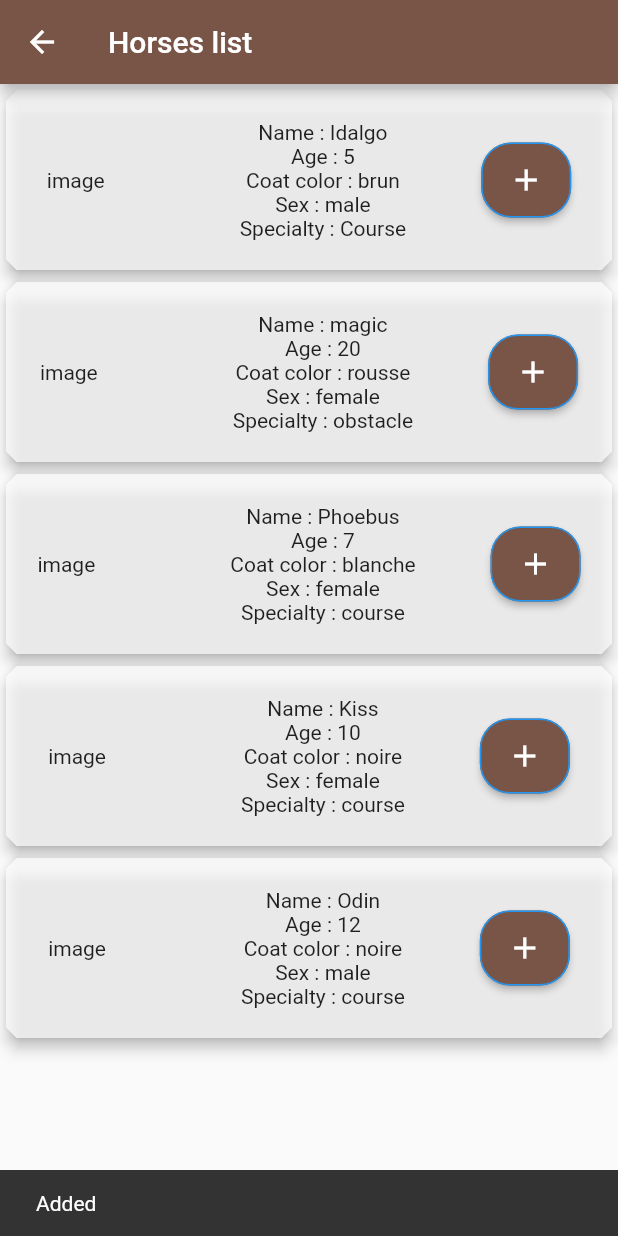
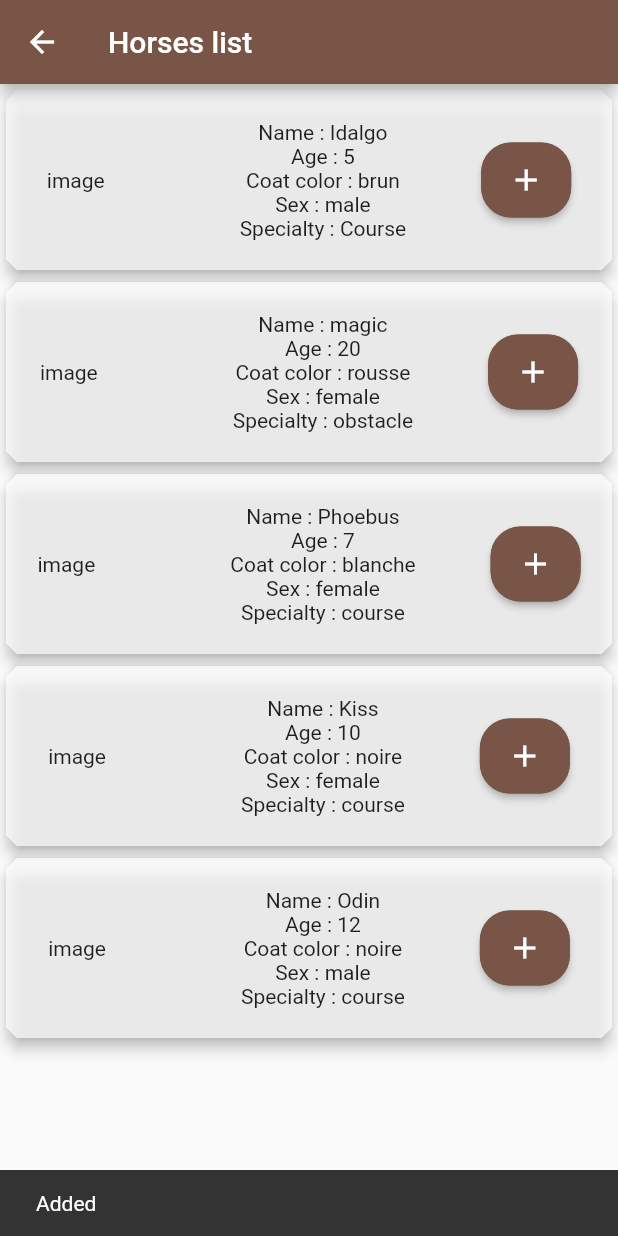
Before and after one commit to Kieran100/HorseStyle, a Flutter app: the HorseListView screen opened directly, after a tap on the "add" icon, on a phone screen of 412 x 824 dp. Run offline on Flutter 3.47's test engine with Material 2 defaults, Android fonts, the light colour scheme and no system bars; missing offline and left inert: dart:ffi, mongo_dart.

Commit message:
button color horse card

```diff
--- a/lib/widget/horses_card.dart
+++ b/lib/widget/horses_card.dart
@@ -9,6 +9,8 @@ class HorsesCard extends StatelessWidget {
   HorsesCard(this.horse, this.selectedHorseList, {super.key});
 
   var _hasBeenClicked = true;
+
+  // Card widget pour récuperer les informations des chevaux
 
   @override
   Widget build(BuildContext context) {
@@ -36,8 +38,6 @@ class HorsesCard extends StatelessWidget {
                   onPressed: _hasBeenClicked ? () {
                     _hasBeenClicked = false;
                     selectedHorseList.add(horse);
-                    print(selectedHorseList[0]?.name);
-                    print(horse.name);
                     ScaffoldMessenger.of(context)
                         .showSnackBar(const SnackBar(content: Text('Added')));
                   } : null,
@@ -45,7 +45,7 @@ class HorsesCard extends StatelessWidget {
                       shape: MaterialStateProperty.all<RoundedRectangleBorder>(
                           RoundedRectangleBorder(
                               borderRadius: BorderRadius.circular(20.0),
-                              side: const BorderSide(color: Colors.blue)))),
+                              side: const BorderSide(color: Colors.brown)))),
                   child: const Icon(Icons.add),
                 ))
           ]),
```
